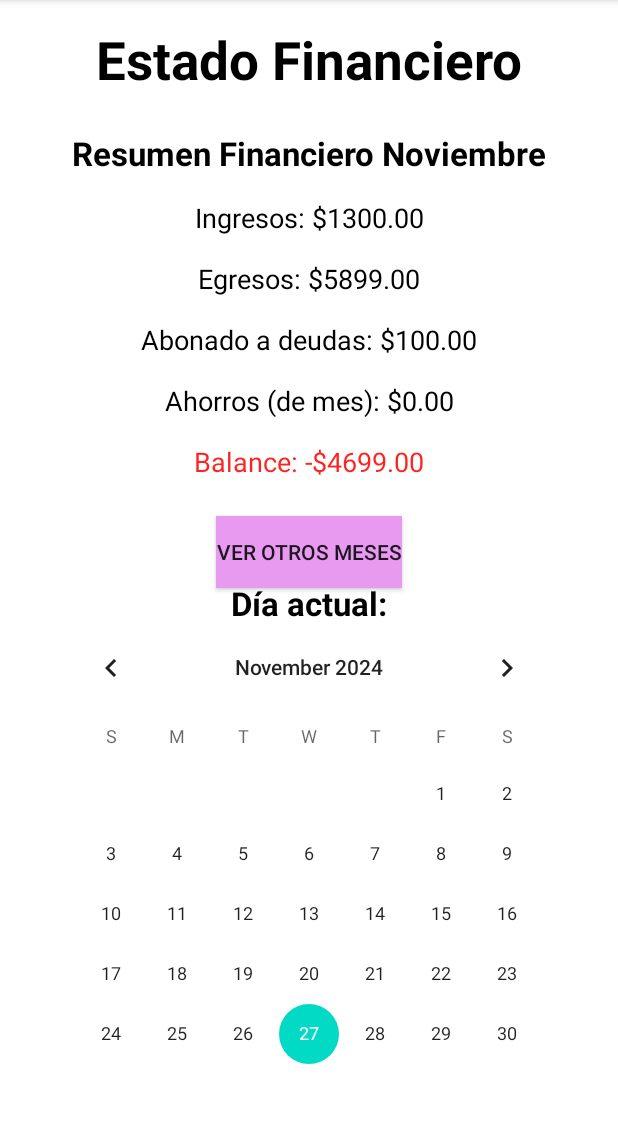
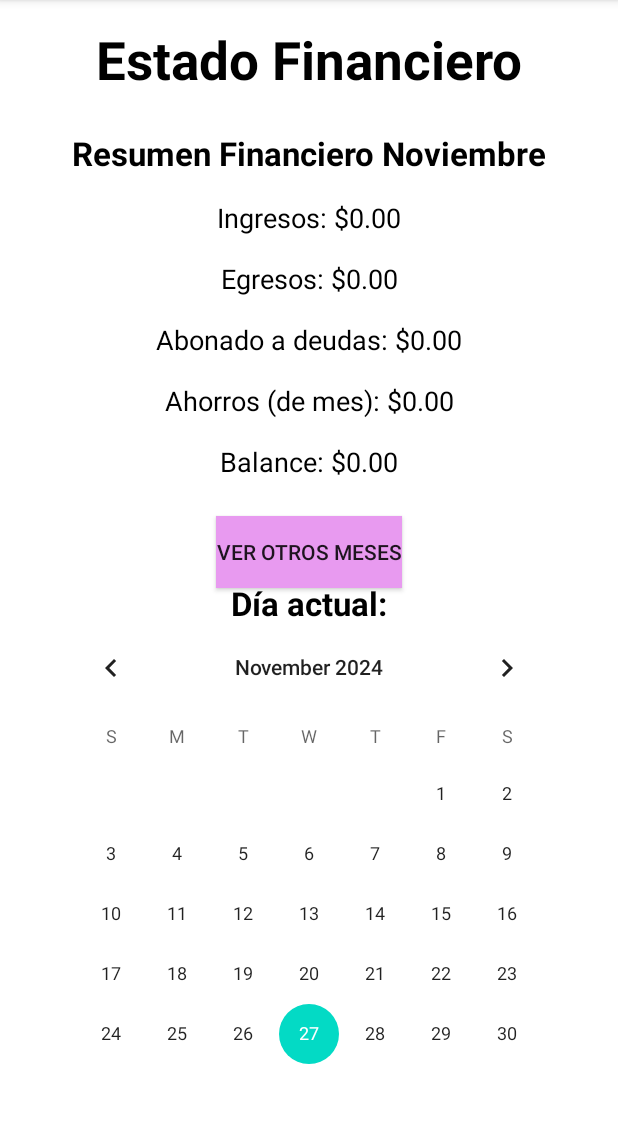
Before and after one commit to darmandoalcala/SaveBiyuyos, an Android app: the EstadoFinancieroActivity screen opened directly, with no data from a screen before it, on a phone screen of 412 x 824 dp, the part 84-1207 px from its top. Run offline under Robolectric (Android 15) with nearby library versions, the phone set to English and light mode, and no system bars; our stand-ins replace Room's generated code.

Commit message:
Funciona todo - conexion con BD

```diff
--- a/app/src/main/java/com/fergodev/savebiyuyos/AbonarDeudaActivity.kt
+++ b/app/src/main/java/com/fergodev/savebiyuyos/AbonarDeudaActivity.kt
@@ -46,7 +46,7 @@ class AbonarDeudaActivity : AppCompatActivity() {
 
     private fun cargarDeudasASpinner() {
         lifecycleScope.launch {
-            deudasList = deudaDao.obtenerDeudas()
+            deudasList = deudaDao.obtenerDeudasNoLiquidadas()
 
             // Crear un adaptador para el Spinner con un formato personalizado
             val adapter = object : ArrayAdapter<Deuda>(
--- a/app/src/main/java/com/fergodev/savebiyuyos/AppDatabase.kt
+++ b/app/src/main/java/com/fergodev/savebiyuyos/AppDatabase.kt
@@ -44,7 +44,7 @@ interface IngresoDao {
     suspend fun obtenerTotalIngresos(tipoIngreso: String): Double
 
     @Query("SELECT * FROM ingresos")
-    suspend fun getAllIngresos(): List<Ingreso>
+    suspend fun obtenerIngresos(): List<Ingreso>
 
     @Query("SELECT * FROM ingresos WHERE tipo = :tipo")
     suspend fun obtenerIngresosPorTipo(tipo: String): List<Ingreso>
@@ -83,13 +83,19 @@ interface DeudaDao {
     @Query("SELECT * FROM deudas")
     suspend fun obtenerDeudas(): List<Deuda>
 
+    @Query("SELECT * FROM deudas WHERE liquidado = 0")
+    suspend fun obtenerDeudasNoLiquidadas(): List<Deuda>
+
+    @Query("UPDATE deudas SET liquidado = 1 WHERE id = :id")
+    suspend fun liquidarDeuda(id: Int)
+
     @Delete
     suspend fun eliminarDeuda(deuda: Deuda)
 }
 
+
 @Dao
 interface AhorroDao {
-
     @Insert
     suspend fun insertarAhorro(ahorro: Ahorro)
 
@@ -99,15 +105,22 @@ interface AhorroDao {
     @Query("SELECT * FROM ahorros")
     suspend fun obtenerAhorros(): List<Ahorro>
 
+    @Query("SELECT * FROM ahorros WHERE liquidado = 0")
+    suspend fun obtenerAhorrosNoLiquidados(): List<Ahorro>
+
     @Query("SELECT * FROM ahorros WHERE id = :id")
     suspend fun obtenerAhorro(id: Int): Ahorro?
 
     @Query("UPDATE ahorros SET abonado = abonado + :monto WHERE id = :id")
-    fun abonarAhorro(id: Int, monto: Double)
+    suspend fun abonarAhorro(id: Int, monto: Double)
+
+    @Query("UPDATE ahorros SET liquidado = 1 WHERE id = :id")
+    suspend fun liquidarAhorro(id: Int)
 
     @Delete
     suspend fun eliminarAhorro(ahorro: Ahorro)
 }
+
 
 
 /*
--- a/app/src/main/java/com/fergodev/savebiyuyos/EliminarDeudaActivity.kt
+++ b/app/src/main/java/com/fergodev/savebiyuyos/EliminarDeudaActivity.kt
@@ -40,7 +40,7 @@ class EliminarDeudaActivity : AppCompatActivity() {
 
     private fun cargarDeudasASpinner() {
         lifecycleScope.launch {
-            deudasList = deudaDao.obtenerDeudas()
+            deudasList = deudaDao.obtenerDeudasNoLiquidadas()
 
             // Crear un adaptador para el Spinner con un formato personalizado
             val adapter = object : ArrayAdapter<Deuda>(
@@ -82,7 +82,8 @@ class EliminarDeudaActivity : AppCompatActivity() {
             try {
                 // Eliminar la deuda
                 val deuda = deudaDao.obtenerDeuda(id)
-                deudaDao.eliminarDeuda(deuda)
+                deudaDao.abonarDeuda(id, deuda.monto-deuda.abonado)
+                deudaDao.liquidarDeuda(deuda.id)
                 Toast.makeText(this@EliminarDeudaActivity, "Deuda eliminada", Toast.LENGTH_SHORT).show()
                 finish() // Cerrar la actividad despues de eliminar la deuda
             } catch (e: Exception) {
--- a/app/src/main/java/com/fergodev/savebiyuyos/EstadoFinancieroActivity.kt
+++ b/app/src/main/java/com/fergodev/savebiyuyos/EstadoFinancieroActivity.kt
@@ -1,20 +1,99 @@
 package com.fergodev.savebiyuyos
 
+
+import android.annotation.SuppressLint
 import android.os.Bundle
-import androidx.activity.enableEdgeToEdge
+import android.widget.Toast
 import androidx.appcompat.app.AppCompatActivity
-import androidx.core.view.ViewCompat
-import androidx.core.view.WindowInsetsCompat
+import androidx.lifecycle.lifecycleScope
+import com.fergodev.savebiyuyos.databinding.ActivityEstadoFinancieroBinding
+import kotlinx.coroutines.launch
+
 
 class EstadoFinancieroActivity : AppCompatActivity() {
+
+    private lateinit var binding: ActivityEstadoFinancieroBinding
+    private lateinit var db: AppDatabase
+    private lateinit var ingresosDao: IngresoDao
+    private lateinit var gastosDao: GastoDao
+    private lateinit var ahorroDao: AhorroDao
+    private lateinit var deudaDao: DeudaDao
+    private lateinit var ingresosList: List<Ingreso>
+    private lateinit var gastosListFijo: List<Gasto>
+    private lateinit var gastosListExtra: List<Gasto>
+    private lateinit var ahorrosList: List<Ahorro>
+    private lateinit var deudasList: List<Deuda>
+
     override fun onCreate(savedInstanceState: Bundle?) {
         super.onCreate(savedInstanceState)
-        enableEdgeToEdge()
-        setContentView(R.layout.activity_estado_financiero)
-        ViewCompat.setOnApplyWindowInsetsListener(findViewById(R.id.main)) { v, insets ->
-            val systemBars = insets.getInsets(WindowInsetsCompat.Type.systemBars())
-            v.setPadding(systemBars.left, systemBars.top, systemBars.right, systemBars.bottom)
-            insets
+        binding = ActivityEstadoFinancieroBinding.inflate(layoutInflater)
+        setContentView(binding.root)
+
+        // Inicializar base de datos
+        db = AppDatabase.getInstance(this)
+        ingresosDao = db.ingresoDao()
+        gastosDao = db.gastoDao()
+        ahorroDao = db.ahorroDao()
+        deudaDao = db.deudaDao()
+
+        // Cargar los datos y actualizar la UI
+        cargarResumenFinanciero()
+
+        binding.btnVerDetalles.setOnClickListener {
+            Toast.makeText(this@EstadoFinancieroActivity, "No hay más meses por mostrar", Toast.LENGTH_LONG).show()
         }
     }
+
+    @SuppressLint("SetTextI18n")
+    private fun cargarResumenFinanciero() {
+        lifecycleScope.launch {
+            try {
+                // Obtener ingresos, egresos y ahorros desde la base de datos
+                ingresosList = ingresosDao.obtenerIngresos()                            // Método para obtener ingresos
+                gastosListFijo = gastosDao.obtenerGastosPorTipo("Fijo")        // Método para obtener gastos
+                gastosListExtra = gastosDao.obtenerGastosPorTipo("Extra")
+                ahorrosList = ahorroDao.obtenerAhorros()                                // Método para obtener ahorros
+                deudasList = deudaDao.obtenerDeudas()                                   //Método para obtener deudas
+
+                // Calcular el total de ingresos, egresos, y el balance
+                val totalIngresos = ingresosList.sumOf { it.monto }
+                val totalGastosFijos = gastosListFijo.sumOf { it.monto }
+                val totalGastosExtras = gastosListExtra.sumOf { it.monto }
+                val totalEgresos = totalGastosFijos + totalGastosExtras
+                val totalAhorros = ahorrosList.sumOf { it.abonado }
+                val totalDeudas = deudasList.sumOf { it.abonado }
+
+                // Calcular el balance
+                val balance = totalIngresos - totalEgresos - totalAhorros - totalDeudas
+
+                // Mostrar los datos en los TextViews
+                binding.textIngresos.text = "Ingresos: $${"%.2f".format(totalIngresos)}"
+                binding.textEgresos.text = "Egresos: $${"%.2f".format(totalEgresos)}"
+                binding.textAhorros.text = "Abonado a deudas: $${"%.2f".format(totalDeudas)}"
+                binding.textDeudas.text = "Ahorros (de mes): $${"%.2f".format(totalAhorros)}"
+
+                // Configurar el texto y color del balance
+                binding.textBalance.text = when {
+                    balance > 0 -> {
+                        binding.textBalance.setTextColor(getColor(R.color.green)) // Cambia "R.color.green" por un color definido en tus recursos
+                        "Balance: +$${"%.2f".format(balance)}"
+                    }
+                    balance < 0 -> {
+                        binding.textBalance.setTextColor(getColor(R.color.red)) // Cambia "R.color.red" por un color definido en tus recursos
+                        "Balance: -$${"%.2f".format(-balance)}" // Se muestra en formato positivo pero con signo negativo
+                    }
+                    else -> {
+                        binding.textBalance.setTextColor(getColor(R.color.neutral)) // Cambia "R.color.neutral" según un color que definas
+                        "Balance: $0.00"
+                    }
+                }
+
+            } catch (e: Exception) {
+                e.printStackTrace()
+                Toast.makeText(this@EstadoFinancieroActivity, "Error al cargar los datos", Toast.LENGTH_LONG).show()
+            }
+        }
+    }
+
+
 }
--- a/app/src/main/res/layout/activity_ahorros.xml
+++ b/app/src/main/res/layout/activity_ahorros.xml
@@ -188,7 +188,7 @@
         android:id="@+id/btnEliminarAhorro"
         android:layout_width="wrap_content"
         android:layout_height="wrap_content"
-        android:text="Eliminar"
+        android:text="Eliminar (sin registro)"
         android:background="#F44336"
         app:layout_constraintTop_toBottomOf="@id/etAbono"
         app:layout_constraintStart_toEndOf="@id/btnAbonarAhorro"
--- a/app/src/main/res/layout/activity_ayuda.xml
+++ b/app/src/main/res/layout/activity_ayuda.xml
@@ -1,9 +1,11 @@
 <?xml version="1.0" encoding="utf-8"?>
 <androidx.constraintlayout.widget.ConstraintLayout xmlns:android="http://schemas.android.com/apk/res/android"
     xmlns:app="http://schemas.android.com/apk/res-auto"
+    xmlns:tools="http://schemas.android.com/tools"
     android:id="@+id/main"
     android:layout_width="match_parent"
-    android:layout_height="match_parent">
+    android:layout_height="match_parent"
+    tools:context=".AyudaActivity">>
 
     <!-- Titulo de la actividad -->
     <TextView
--- a/app/src/main/res/layout/activity_estado_financiero.xml
+++ b/app/src/main/res/layout/activity_estado_financiero.xml
@@ -4,7 +4,8 @@
     xmlns:tools="http://schemas.android.com/tools"
     android:id="@+id/main"
     android:layout_width="match_parent"
-    android:layout_height="match_parent">
+    android:layout_height="match_parent"
+    tools:ignore="VisualLintBounds">
 
     <!-- Titulo de la actividad -->
 
--- a/app/src/main/res/values/colors.xml
+++ b/app/src/main/res/values/colors.xml
@@ -13,4 +13,7 @@
     <color name="light_purple">#c9c1d4</color>
     <color name="light_green">#c7e0c3</color>
     <color name="light_blue">#cce9eb</color>
+    <color name="green">#008000</color> <!-- Color para balance positivo -->
+    <color name="red">#FF0000</color>   <!-- Color para balance negativo -->
+    <color name="neutral">#000000</color> <!-- Color para balance cero -->
 </resources>
```
Also changed, not shown: app/src/main/java/com/fergodev/savebiyuyos/AhorrosActivity.kt (+4 -3 lines), app/src/main/java/com/fergodev/savebiyuyos/AyudaActivity.kt (+21 -0 lines), app/src/main/java/com/fergodev/savebiyuyos/dbClasses.kt (+5 -2 lines).
